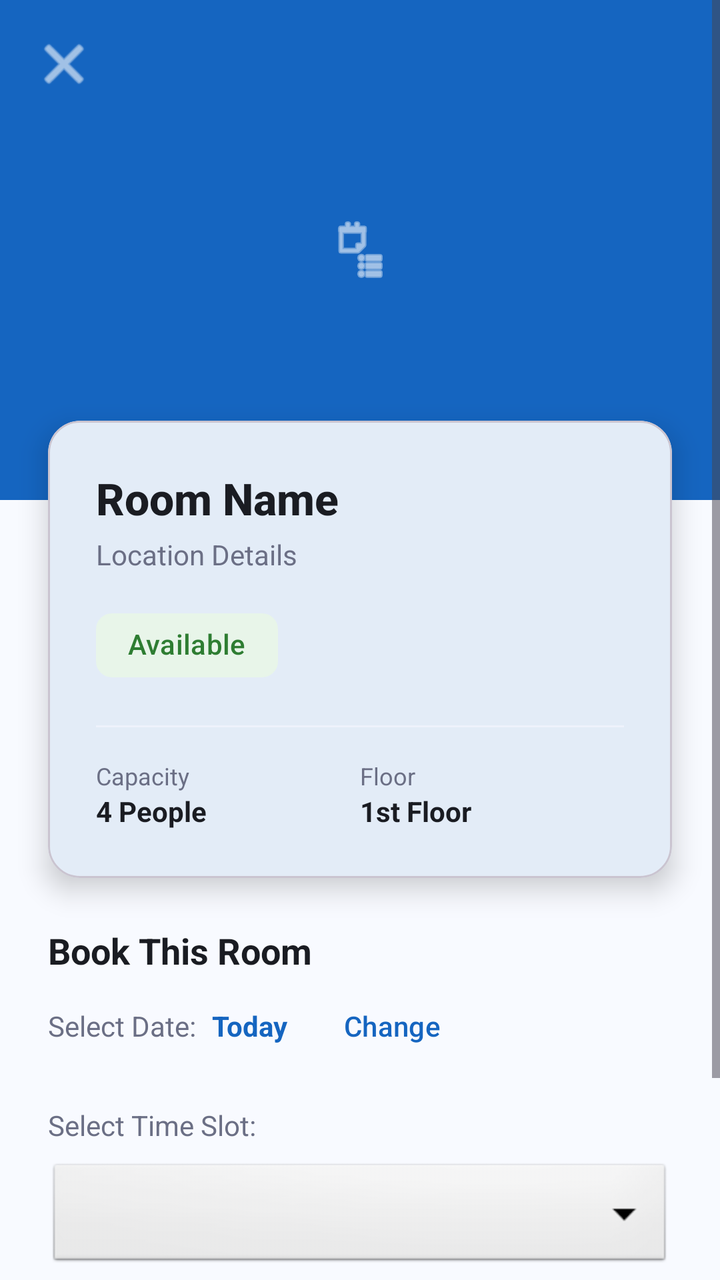
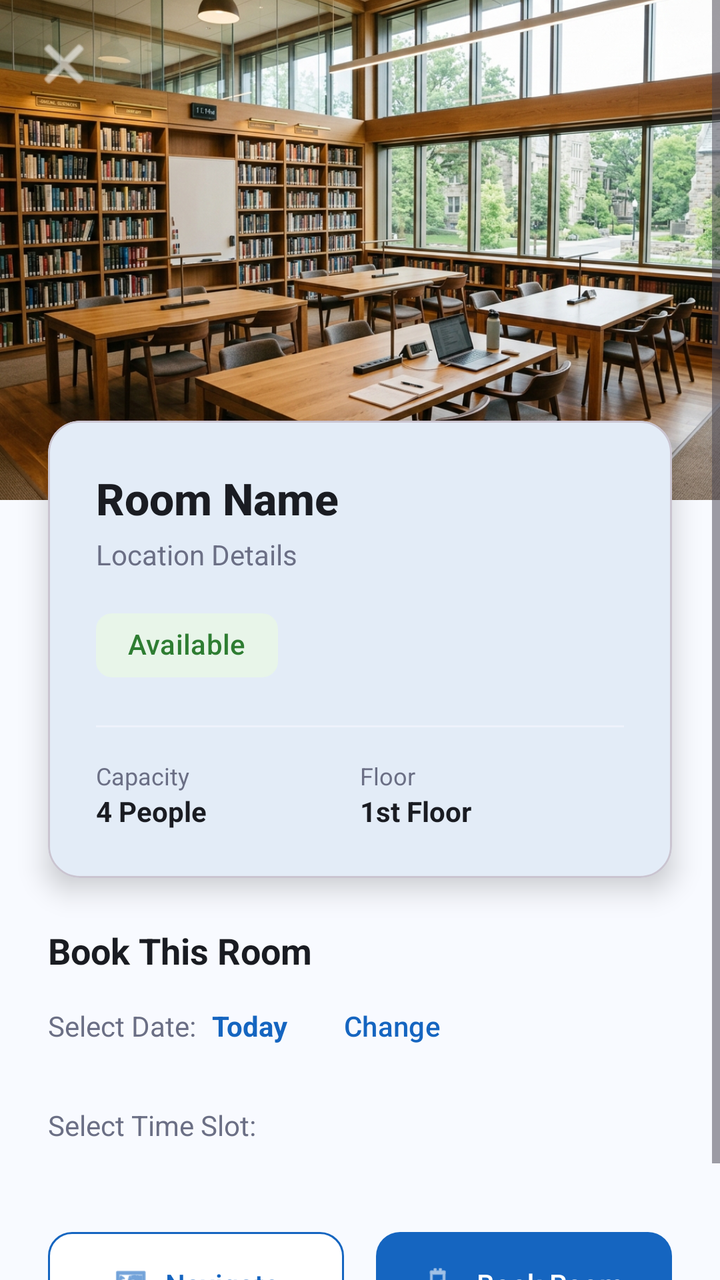

Screens rendered from an Android XML layout before and after an edit, with the pre-edit source and the edit as a unified diff.
<!-- AndroidManifest.xml: application theme Theme.StudySpace -->
<!-- res/layout/activity_room_detail.xml -->
<?xml version="1.0" encoding="utf-8"?>
<ScrollView xmlns:android="http://schemas.android.com/apk/res/android"
    xmlns:app="http://schemas.android.com/apk/res-auto"
    android:layout_width="match_parent"
    android:layout_height="match_parent"
    android:background="@color/background"
    android:fillViewport="true">

    <androidx.constraintlayout.widget.ConstraintLayout
        android:layout_width="match_parent"
        android:layout_height="wrap_content"
        android:paddingBottom="32dp">

        
        <FrameLayout
            android:id="@+id/headerImageContainer"
            android:layout_width="match_parent"
            android:layout_height="250dp"
            android:background="@color/primary"
            app:layout_constraintTop_toTopOf="parent">
            
            <ImageButton
                android:id="@+id/btnBack"
                android:layout_width="wrap_content"
                android:layout_height="wrap_content"
                android:layout_gravity="top|start"
                android:layout_margin="16dp"
                android:background="?attr/selectableItemBackgroundBorderless"
                android:contentDescription="Back"
                android:src="@android:drawable/ic_menu_close_clear_cancel"
                android:tint="@color/white" />
                
            <ImageView
                android:layout_width="wrap_content"
                android:layout_height="120dp"
                android:layout_gravity="center"
                android:src="@android:drawable/ic_menu_agenda"
                app:tint="@color/white" />
        </FrameLayout>

        
        <com.google.android.material.card.MaterialCardView
            android:id="@+id/cardDetails"
            android:layout_width="match_parent"
            android:layout_height="wrap_content"
            android:layout_marginHorizontal="24dp"
            android:layout_marginTop="-40dp"
            app:cardBackgroundColor="@color/surface"
            app:cardCornerRadius="16dp"
            app:cardElevation="8dp"
            app:layout_constraintTop_toBottomOf="@id/headerImageContainer">

            <LinearLayout
                android:layout_width="match_parent"
                android:layout_height="wrap_content"
                android:orientation="vertical"
                android:padding="24dp">

                
                <TextView
                    android:id="@+id/tvRoomName"
                    android:layout_width="wrap_content"
                    android:layout_height="wrap_content"
                    android:fontFamily="sans-serif-medium"
                    android:text="Room Name"
                    android:textColor="@color/text_primary"
                    android:textSize="22sp"
                    android:textStyle="bold" />

                
                <TextView
                    android:id="@+id/tvRoomLocation"
                    android:layout_width="wrap_content"
                    android:layout_height="wrap_content"
                    android:layout_marginTop="4dp"
                    android:text="Location Details"
                    android:textColor="@color/text_secondary"
                    android:textSize="14sp" />

                
                <com.google.android.material.chip.Chip
                    android:id="@+id/chipStatus"
                    android:layout_width="wrap_content"
                    android:layout_height="wrap_content"
                    android:layout_marginTop="12dp"
                    android:text="Available"
                    app:chipBackgroundColor="#E8F5E9"
                    android:textColor="#2E7D32"
                    app:chipStrokeWidth="0dp" />

                <View
                    android:layout_width="match_parent"
                    android:layout_height="1dp"
                    android:layout_marginVertical="16dp"
                    android:background="@color/surface_variant" />

                <LinearLayout
                    android:layout_width="match_parent"
                    android:layout_height="wrap_content"
                    android:orientation="horizontal">

                    
                    <LinearLayout
                        android:layout_width="0dp"
                        android:layout_height="wrap_content"
                        android:layout_weight="1"
                        android:orientation="vertical">
                        <TextView
                            android:layout_width="wrap_content"
                            android:layout_height="wrap_content"
                            android:text="Capacity"
                            android:textSize="12sp"
                            android:textColor="@color/text_secondary" />
                        <TextView
                            android:id="@+id/tvCapacity"
                            android:layout_width="wrap_content"
                            android:layout_height="wrap_content"
                            android:text="4 People"
                            android:textStyle="bold"
                            android:textColor="@color/text_primary" />
                    </LinearLayout>

                    
                    <LinearLayout
                        android:layout_width="0dp"
                        android:layout_height="wrap_content"
                        android:layout_weight="1"
                        android:orientation="vertical">
                        <TextView
                            android:layout_width="wrap_content"
                            android:layout_height="wrap_content"
                            android:text="Floor"
                            android:textSize="12sp"
                            android:textColor="@color/text_secondary" />
                        <TextView
                            android:id="@+id/tvFloor"
                            android:layout_width="wrap_content"
                            android:layout_height="wrap_content"
                            android:text="1st Floor"
                            android:textStyle="bold"
                            android:textColor="@color/text_primary" />
                    </LinearLayout>
                </LinearLayout>

            </LinearLayout>
        </com.google.android.material.card.MaterialCardView>

        
        <TextView
            android:id="@+id/tvBookingHeader"
            android:layout_width="wrap_content"
            android:layout_height="wrap_content"
            android:layout_marginStart="24dp"
            android:layout_marginTop="24dp"
            android:text="Book This Room"
            android:textColor="@color/text_primary"
            android:textSize="18sp"
            android:textStyle="bold"
            app:layout_constraintStart_toStartOf="parent"
            app:layout_constraintTop_toBottomOf="@id/cardDetails" />

        <TextView
            android:id="@+id/tvDateLabel"
            android:layout_width="wrap_content"
            android:layout_height="wrap_content"
            android:layout_marginStart="24dp"
            android:layout_marginTop="16dp"
            android:text="Select Date:"
            android:textColor="@color/text_secondary"
            app:layout_constraintStart_toStartOf="parent"
            app:layout_constraintTop_toBottomOf="@id/tvBookingHeader" />

        <TextView
            android:id="@+id/tvSelectedDate"
            android:layout_width="wrap_content"
            android:layout_height="wrap_content"
            android:layout_marginStart="8dp"
            android:layout_marginTop="16dp"
            android:text="Today"
            android:textColor="@color/primary"
            android:textStyle="bold"
            app:layout_constraintStart_toEndOf="@id/tvDateLabel"
            app:layout_constraintTop_toBottomOf="@id/tvBookingHeader" />
            
        <com.google.android.material.button.MaterialButton
            android:id="@+id/btnSelectDate"
            style="@style/Widget.Material3.Button.TextButton"
            android:layout_width="wrap_content"
            android:layout_height="wrap_content"
            android:layout_marginStart="8dp"
            android:text="Change"
            app:layout_constraintBaseline_toBaselineOf="@id/tvSelectedDate"
            app:layout_constraintStart_toEndOf="@id/tvSelectedDate" />

        <TextView
            android:id="@+id/tvTimeLabel"
            android:layout_width="wrap_content"
            android:layout_height="wrap_content"
            android:layout_marginStart="24dp"
            android:layout_marginTop="16dp"
            android:text="Select Time Slot:"
            android:textColor="@color/text_secondary"
            app:layout_constraintStart_toStartOf="parent"
            app:layout_constraintTop_toBottomOf="@id/btnSelectDate" />

        <Spinner
            android:id="@+id/spinnerTimeSlot"
            android:layout_width="0dp"
            android:layout_height="56dp"
            android:layout_marginHorizontal="24dp"
            android:layout_marginTop="8dp"
            android:background="@android:drawable/btn_dropdown"
            app:layout_constraintEnd_toEndOf="parent"
            app:layout_constraintStart_toStartOf="parent"
            app:layout_constraintTop_toBottomOf="@id/tvTimeLabel" />

    
    <LinearLayout
        android:id="@+id/layoutActions"
        android:layout_width="match_parent"
        android:layout_height="wrap_content"
        android:layout_marginHorizontal="24dp"
        android:layout_marginTop="32dp"
        android:orientation="horizontal"
        android:weightSum="2"
        app:layout_constraintEnd_toEndOf="parent"
        app:layout_constraintStart_toStartOf="parent"
        app:layout_constraintTop_toBottomOf="@id/spinnerTimeSlot">

        <com.google.android.material.button.MaterialButton
            android:id="@+id/btnNavigate"
            android:layout_width="0dp"
            android:layout_height="60dp"
            android:layout_weight="1"
            android:layout_marginEnd="8dp"
            android:text="Navigate"
            android:textColor="@color/primary"
            app:backgroundTint="@color/surface"
            app:cornerRadius="12dp"
            app:icon="@android:drawable/ic_menu_mapmode"
            app:iconGravity="textStart"
            app:iconTint="@color/primary"
            app:strokeColor="@color/primary"
            app:strokeWidth="1dp" />

        <com.google.android.material.button.MaterialButton
            android:id="@+id/btnBook"
            android:layout_width="0dp"
            android:layout_height="60dp"
            android:layout_weight="1"
            android:layout_marginStart="8dp"
            android:text="Book Room"
            android:textColor="@color/white"
            app:backgroundTint="@color/primary"
            app:cornerRadius="12dp"
            app:icon="@android:drawable/ic_menu_agenda"
            app:iconGravity="textStart"
            app:iconTint="@color/white" />
    </LinearLayout>

        <com.google.android.material.progressindicator.LinearProgressIndicator
            android:id="@+id/progressBar"
            android:layout_width="0dp"
            android:layout_height="wrap_content"
            android:layout_marginHorizontal="24dp"
            android:layout_marginTop="8dp"
            android:indeterminate="true"
            android:visibility="gone"
            app:layout_constraintEnd_toEndOf="parent"
            app:layout_constraintStart_toStartOf="parent"
            app:layout_constraintTop_toBottomOf="@id/layoutActions" />

    </androidx.constraintlayout.widget.ConstraintLayout>
</ScrollView>
<!-- resources referenced by this layout -->
<resources>
  <color name="background">#F8FAFF</color>
  <color name="primary">#1565C0</color>
  <color name="surface">#FFFFFF</color>
  <color name="surface_variant">#EEF2FB</color>
  <color name="text_primary">#1A1C22</color>
  <color name="text_secondary">#6B6F85</color>
  <color name="white">#FFFFFFFF</color>
  <style name="Theme.StudySpace" parent="Theme.Material3.Light.NoActionBar">
          
          <item name="colorPrimary">@color/primary</item>
          <item name="colorPrimaryVariant">@color/primary_dark</item>
          <item name="colorOnPrimary">@color/on_primary</item>
  
          
          <item name="colorSecondary">@color/secondary</item>
          <item name="colorOnSecondary">@color/on_secondary</item>
  
          
          <item name="android:colorBackground">@color/background</item>
          <item name="colorSurface">@color/surface</item>
  
          
          <item name="colorError">@color/error</item>
          <item name="colorOnError">@color/on_error</item>
  
          
          <item name="android:statusBarColor">@color/primary_dark</item>
          <item name="android:navigationBarColor">@color/surface</item>
      </style>
  <color name="primary_dark">#0D47A1</color>
  <color name="on_primary">#FFFFFF</color>
  <color name="secondary">#00897B</color>
  <color name="on_secondary">#FFFFFF</color>
  <color name="error">#B00020</color>
  <color name="on_error">#FFFFFF</color>
</resources>

<!-- the commit's change to res/layout/activity_room_detail.xml (unified diff, before → after) -->
@@ -18,6 +18,15 @@
             android:layout_height="250dp"
             android:background="@color/primary"
             app:layout_constraintTop_toTopOf="parent">
+
+            
+            <ImageView
+                android:id="@+id/ivDetailRoomImage"
+                android:layout_width="match_parent"
+                android:layout_height="match_parent"
+                android:scaleType="centerCrop"
+                android:src="@drawable/img_room_placeholder" />
+
             
             <ImageButton
                 android:id="@+id/btnBack"
@@ -29,13 +38,6 @@
                 android:contentDescription="Back"
                 android:src="@android:drawable/ic_menu_close_clear_cancel"
                 android:tint="@color/white" />
-                
-            <ImageView
-                android:layout_width="wrap_content"
-                android:layout_height="120dp"
-                android:layout_gravity="center"
-                android:src="@android:drawable/ic_menu_agenda"
-                app:tint="@color/white" />
         </FrameLayout>
 
         
@@ -203,15 +205,13 @@
             app:layout_constraintStart_toStartOf="parent"
             app:layout_constraintTop_toBottomOf="@id/btnSelectDate" />
 
-        <Spinner
-            android:id="@+id/spinnerTimeSlot"
-            android:layout_width="0dp"
-            android:layout_height="56dp"
+        <LinearLayout
+            android:id="@+id/layoutTimeSlots"
+            android:layout_width="match_parent"
+            android:layout_height="wrap_content"
             android:layout_marginHorizontal="24dp"
             android:layout_marginTop="8dp"
-            android:background="@android:drawable/btn_dropdown"
-            app:layout_constraintEnd_toEndOf="parent"
-            app:layout_constraintStart_toStartOf="parent"
+            android:orientation="vertical"
             app:layout_constraintTop_toBottomOf="@id/tvTimeLabel" />
 
     
@@ -225,7 +225,7 @@
         android:weightSum="2"
         app:layout_constraintEnd_toEndOf="parent"
         app:layout_constraintStart_toStartOf="parent"
-        app:layout_constraintTop_toBottomOf="@id/spinnerTimeSlot">
+        app:layout_constraintTop_toBottomOf="@id/layoutTimeSlots">
 
         <com.google.android.material.button.MaterialButton
             android:id="@+id/btnNavigate"
<!-- resource entries referenced after the edit -->
@@ -7,6 +7,7 @@
   <color name="text_primary">#1A1C22</color>
   <color name="text_secondary">#6B6F85</color>
   <color name="white">#FFFFFFFF</color>
+  <!-- drawable img_room_placeholder: png bitmap (drawable-nodpi, 918794 bytes) -->
   <style name="Theme.StudySpace" parent="Theme.Material3.Light.NoActionBar">
           
           <item name="colorPrimary">@color/primary</item>
